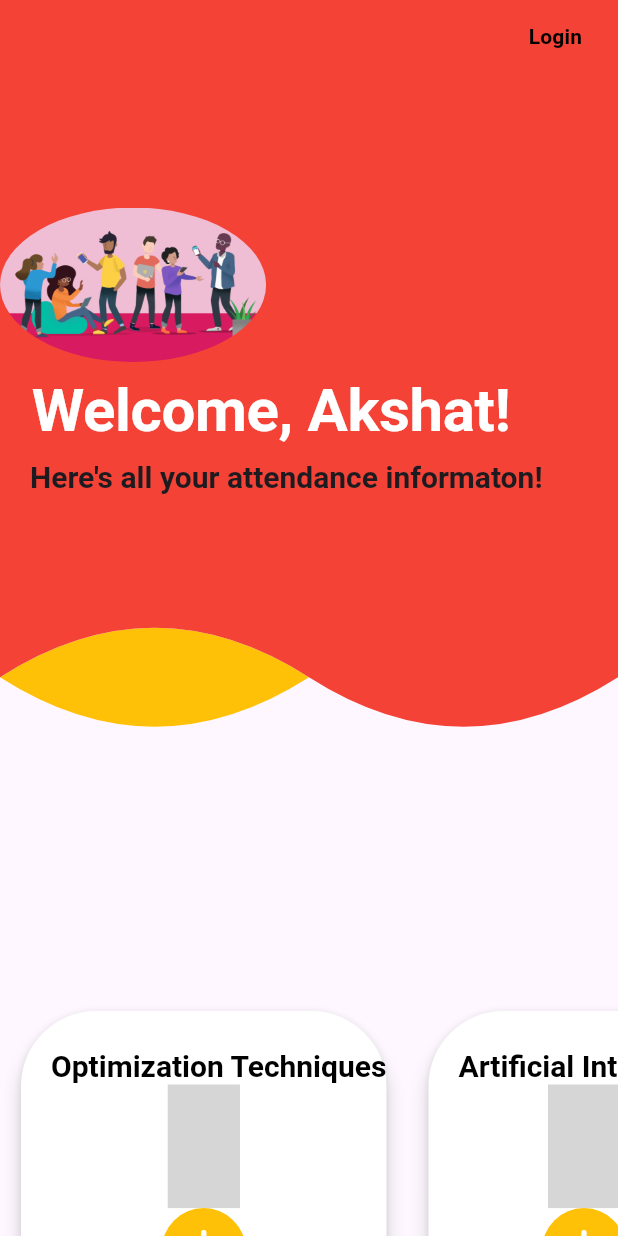
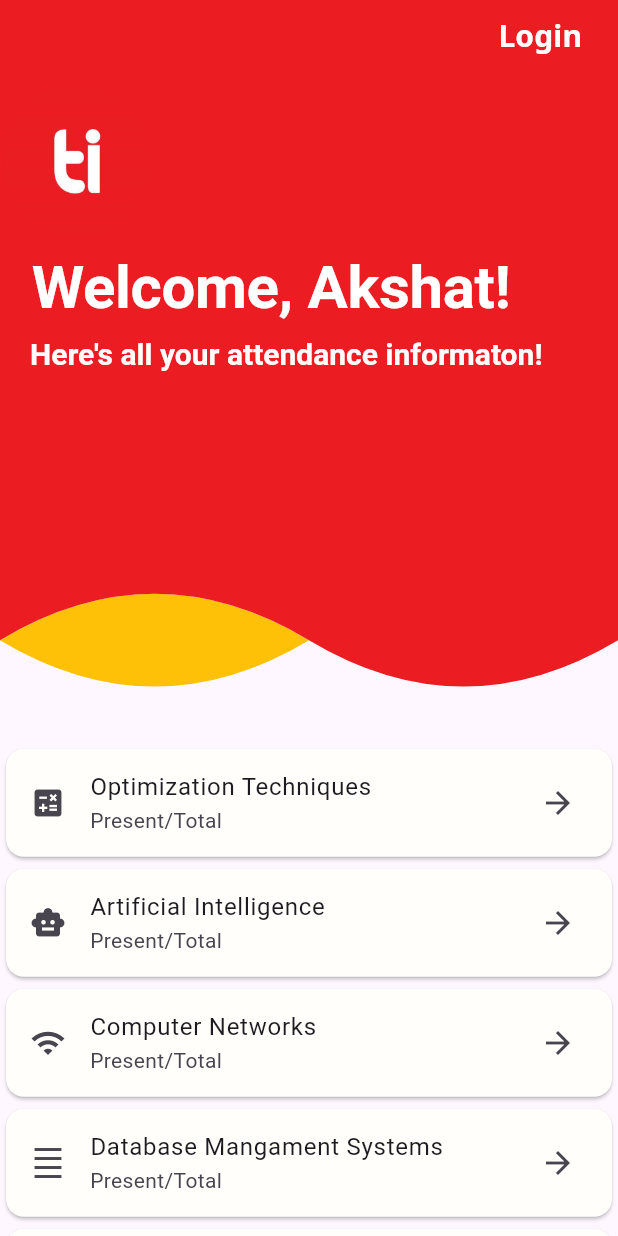
Before and after one commit to arkchs/attendance-tracker, a Flutter app: the screen it shows after launch, on a phone screen of 412 x 824 dp. Run offline on Flutter 3.47's test engine with Material 3 defaults, Android fonts, the light colour scheme and no system bars; drawn by our look-alikes of auto_size_text; our stand-ins replace firebase_auth, firebase_core, fl_chart, go_router, google_fonts; missing offline and left inert: awesome_circular_chart, firebase_ui_auth; accounts and stored records are empty; grey boxes are pictures that could not be loaded.

Commit message:
fixing-ui

```diff
--- a/lib/Card.dart
+++ /dev/null
@@ -1,151 +0,0 @@
-import 'package:flutter/material.dart';
-import 'package:awesome_circular_chart/awesome_circular_chart.dart';
-
-class CustomCard extends StatefulWidget {
-  CustomCard({super.key});
-
-  @override
-  State<CustomCard> createState() => _CustomCardState();
-}
-
-class _CustomCardState extends State<CustomCard> {
-  List<String> s = [
-    'Optimization Techniques',
-    'Artificial Intelligence',
-    'Design and Analysis Of Algorithms',
-    'DataBase Management Systems',
-    'Computer Networks',
-    'Software Engineering',
-  ];
-
-       final List<GlobalKey<AnimatedCircularChartState>> _chartKey =
-         [GlobalKey<AnimatedCircularChartState>(),GlobalKey<AnimatedCircularChartState>(),
-         GlobalKey<AnimatedCircularChartState>(),GlobalKey<AnimatedCircularChartState>(),
-         GlobalKey<AnimatedCircularChartState>(),GlobalKey<AnimatedCircularChartState>()];
-    List<CircularStackEntry> data = <CircularStackEntry>[
-        const CircularStackEntry(
-        <CircularSegmentEntry>[
-           CircularSegmentEntry(0.0, Colors.amber, rankKey: 'Absent'),
-           CircularSegmentEntry(65, Colors.green, rankKey: 'Total'),
-        ],
-        rankKey: 'Attendance Ranks',
-      ),
-
-
-      /*The only change to be made further is to make individual lists of the following data to enable it to
-      be mapped to a different widget in the listView.builder entry*/
-
-
-
-
-      //  CircularStackEntry(
-      //   <CircularSegmentEntry>[
-      //      CircularSegmentEntry(500, Colors.amber, rankKey: 'Absent'),
-      //      CircularSegmentEntry(1000.0, Colors.green, rankKey: 'Present'),
-      //   ],
-      //   rankKey: 'Attendance Ranks',
-      // ),
-      //  CircularStackEntry(
-      //   <CircularSegmentEntry>[
-      //      CircularSegmentEntry(500, Colors.amber, rankKey: 'Absent'),
-      //      CircularSegmentEntry(1000.0, Colors.green, rankKey: 'Present'),
-      //   ],
-      //   rankKey: 'Attendance Ranks',
-      // ),
-      //  CircularStackEntry(
-      //   <CircularSegmentEntry>[
-      //      CircularSegmentEntry(500.0, Colors.amber, rankKey: 'Absent'),
-      //      CircularSegmentEntry(1000.0, Colors.green, rankKey: 'Present'),
-      //   ],
-      //   rankKey: 'Attendance Ranks',
-      // ),
-      //  CircularStackEntry(
-      //   <CircularSegmentEntry>[
-      //      CircularSegmentEntry(500.0, Colors.amber, rankKey: 'Absent'),
-      //      CircularSegmentEntry(1000.0, Colors.green, rankKey: 'Present'),
-      //   ],
-      //   rankKey: 'Attendance Ranks',
-      // ),
-      //  CircularStackEntry(
-      //   <CircularSegmentEntry>[
-      //      CircularSegmentEntry(500.0, Colors.amber, rankKey: 'Absent'),
-      //      CircularSegmentEntry(1000.0, Colors.green, rankKey: 'Present'),
-      //   ],
-      //   rankKey: 'Attendance Ranks',
-      // ),
-    ];
-
-
-  @override
-  Widget build(BuildContext context) {
-    void _decrement(int index)
-    {
-      var absent_value=data[index].entries[0].value+1;
-      data[index]=CircularStackEntry(
-        <CircularSegmentEntry>[
-           CircularSegmentEntry(absent_value, Colors.amber, rankKey: 'Absent'),
-           CircularSegmentEntry(65, Colors.green, rankKey: 'Total'),
-        ],
-        rankKey: 'Attendance Ranks',
-      );
-      setState(() {
-        _chartKey[index].currentState?.updateData(data);
-      });
-    }
-    Size Screen = MediaQuery.of(context).size;
-    return ListView.builder(
-      scrollDirection: Axis.horizontal,
-      itemCount: s.length,
-      itemBuilder: (context, index) {
-        return Padding(
-          padding: const EdgeInsets.all(10),
-          child: Card(
-            shape: RoundedRectangleBorder(
-                borderRadius:BorderRadius.circular(50) ),
-            elevation: 5,
-            color: Colors.white,
-            child: Column(
-              children: [
-                Container(
-                  // decoration: BoxDecoration(
-                  //   gradient: LinearGradient(
-                  //     colors: [
-                  //       Colors.white,
-                  //       Colors.amber.shade100,
-                  //     ],
-                  //     begin: Alignment.topLeft,
-                  //     end: Alignment.bottomRight,
-                  //   ),
-                  // ),
-                  child: Padding(
-                    padding: const EdgeInsets.only(left: 20, top: 25),
-                    child: Text(
-                      s[index],
-                      style: Theme.of(context).textTheme.displaySmall?.copyWith(color: Colors.black),
-                    ),
-                  ),
-                ),
-                SizedBox(
-                  height: Screen.height*0.1,
-                  child: Center(
-                    child: AnimatedCircularChart(
-                      key: _chartKey[index],
-                      size: Size(180,180),
-                      initialChartData: data,
-                      chartType: CircularChartType.Radial,
-                    ),
-                  ),
-                ),
-                Row(
-                  children: [
-                    IconButton.filled(onPressed: () => {setState(() => _decrement(index))}, style: ButtonStyle(backgroundColor: MaterialStatePropertyAll(Colors.amber)), icon: Icon(Icons.arrow_downward_rounded), color: Colors.white, iconSize: 40,),
-                  ],
-                ),
-              ],
-            ),
-          ),
-        );
-      },
-    );
-  }
-}
--- a/lib/HomePage.dart
+++ b/lib/HomePage/HomePage.dart
@@ -1,10 +1,10 @@
 import 'package:attendance_tracker/app_state.dart';
+import 'package:attendance_tracker/HomePage/card.dart';
 import 'package:attendance_tracker/src/authentication.dart';
 import 'package:firebase_auth/firebase_auth.dart';
 import 'package:flutter/material.dart';
 import 'package:auto_size_text/auto_size_text.dart';
 import 'package:provider/provider.dart';
-import 'Card.dart';
 
 class HomePage extends StatelessWidget {
   const HomePage({super.key});
@@ -13,7 +13,7 @@ class HomePage extends StatelessWidget {
     Size ScreenSize = MediaQuery.of(context).size;
     return Scaffold(
       appBar: AppBar(
-        backgroundColor: Colors.red,
+        backgroundColor: Color.fromRGBO(235, 28, 34,1),
         elevation: 0,
         actions: [
           Consumer<ApplicationState>(
@@ -32,7 +32,7 @@ class HomePage extends StatelessWidget {
             ClipPath(
               clipper: ClipCustomBottom(),
               child: Container(
-                height: ScreenSize.height * 0.8,
+                height: ScreenSize.height * 0.75,
                 decoration: const BoxDecoration(
                   color: Colors.amber,
                   shape: BoxShape.rectangle,
@@ -42,28 +42,37 @@ class HomePage extends StatelessWidget {
             ClipPath(
               clipper: ClipCustom(),
               child: Container(
-                height: ScreenSize.height * 0.8,
+                height: ScreenSize.height * 0.75,
                 decoration: const BoxDecoration(
-                  color: Colors.red,
+                  color: Color.fromRGBO(235, 28, 34,1),
                   shape: BoxShape.rectangle,
                 ),
               ),
             ),
-            Column(
+            infoAtTop(ScreenSize: ScreenSize),
+          ],
+        ),
+      ),
+    );
+  }
+}
+
+class infoAtTop extends StatelessWidget {
+  const infoAtTop({
+    super.key,
+    required this.ScreenSize,
+  });
+
+  final Size ScreenSize;
+
+  @override
+  Widget build(BuildContext context) {
+    return Column(
       mainAxisAlignment: MainAxisAlignment.start,
       crossAxisAlignment: CrossAxisAlignment.start,
       children: [
-                SizedBox(height: ScreenSize.height * 0.1),
         ClipOval(
-                  child: SizedBox(
-                    height: ScreenSize.height / 8,
-                    child: Container(child: Image.asset('assets/codelab.png')),
-                  ),
-                ),
-                Container(
-                  decoration: const BoxDecoration(
-                    color: Color.fromARGB(255, 211, 191, 11),
-                  ),
+          child: Image.asset('assets/tiet_logo.jpg',height: ScreenSize.height*0.125),
         ),
         Column(
           mainAxisSize: MainAxisSize.min,
@@ -73,7 +82,7 @@ class HomePage extends StatelessWidget {
               child: AutoSizeText(
                 'Welcome, Akshat!',
                 maxLines: 1,
-                        style: Theme.of(context).textTheme.displayLarge,
+                style: Theme.of(context).textTheme.displayLarge?.copyWith(color: Colors.white),
               ),
             ),
             Padding(
@@ -81,24 +90,20 @@ class HomePage extends StatelessWidget {
               child: AutoSizeText(
                 'Here\'s all your attendance informaton!',
                 maxLines: 1,
-                        style: Theme.of(context).textTheme.displaySmall,
+                style: Theme.of(context).textTheme.displaySmall?.copyWith(color: Colors.white),
               ),
             )
           ],
         ),
         SizedBox(
-                  height: ScreenSize.height * .4,
+          height: ScreenSize.height * .3,
         ),
         Container(
           alignment: Alignment.bottomLeft,
-                  height: ScreenSize.height * 0.28,
+          height: ScreenSize.height * 0.4,
           child: CustomCard(),
         ),
       ],
-            ),
-          ],
-        ),
-      ),
     );
   }
 }
--- /dev/null
+++ b/lib/HomePage/card.dart
@@ -0,0 +1,42 @@
+import 'package:flutter/material.dart';
+class CustomCard extends StatefulWidget {
+  const CustomCard({super.key});
+
+  @override
+  State<CustomCard> createState() => _CustomCardState();
+}
+
+class _CustomCardState extends State<CustomCard> {
+  List<String> subjects = [
+    'Optimization Techniques',
+    'Artificial Intelligence',
+    'Computer Networks',
+    'Database Mangament Systems',
+    'Design and Analysis of Algorithms',
+    'Software Engineering',
+  ];
+  List<IconData> icons = [
+    Icons.calculate,
+    Icons.smart_toy,
+    Icons.wifi,
+    Icons.density_small_sharp,
+    Icons.calculate,
+    Icons.delete,
+  ];
+  @override
+  Widget build(BuildContext context) {
+    return ListView.builder(
+        itemCount: subjects.length,
+        itemBuilder: (context, index) {
+          return Card(
+            color: Color.fromRGBO(255, 254, 251,1),
+            child: ListTile(
+              title: Text(subjects[index]),
+              subtitle: Text('Present/Total'),
+              leading: Icon(icons[index]),
+              trailing: Icon(Icons.arrow_forward),
+            ),
+          );
+        });
+  }
+}
--- /dev/null
+++ b/lib/constants/constants.dart
@@ -0,0 +1,23 @@
+import 'package:flutter/material.dart';
+import 'package:google_fonts/google_fonts.dart';
+
+ThemeData themeData = ThemeData(
+    primaryColor: Colors.purple,
+    textTheme: TextTheme(
+      labelMedium: GoogleFonts.notoSans(
+          fontSize: 20, fontWeight: FontWeight.bold, color: Colors.white),
+      displayLarge: const TextStyle(
+        fontSize: 40,
+        fontWeight: FontWeight.bold,
+        color: Colors.white,
+      ),
+      displaySmall: const TextStyle(
+            fontWeight: FontWeight.bold,
+            fontSize: 20,
+          )
+    ),
+    textButtonTheme: TextButtonThemeData(
+      style: ButtonStyle(
+        elevation: MaterialStateProperty.all(0),
+      ),
+    ));
--- a/lib/main.dart
+++ b/lib/main.dart
@@ -1,7 +1,8 @@
 import 'package:attendance_tracker/app_state.dart';
+import 'package:attendance_tracker/constants/constants.dart';
 import 'package:flutter/material.dart';
 import 'package:provider/provider.dart';
-import 'HomePage.dart';
+import 'HomePage/HomePage.dart';
 import 'package:firebase_ui_auth/firebase_ui_auth.dart';
 import 'package:go_router/go_router.dart';
 
@@ -13,7 +14,6 @@ void main() {
     builder: ((context, child) => const MyApp()),
   ));
 }
-// Add GoRouter configuration outside the App class
 final _router = GoRouter(
   routes: [
     GoRoute(
@@ -90,7 +90,6 @@ final _router = GoRouter(
     ),
   ],
 );
-// end of GoRouter configuration
 
 class MyApp extends StatelessWidget {
   const MyApp({super.key});
@@ -99,20 +98,8 @@ class MyApp extends StatelessWidget {
   Widget build(BuildContext context) {
     return MaterialApp.router(
       debugShowCheckedModeBanner: false,
-      theme: ThemeData(
-        textTheme: const TextTheme(
-          displayLarge: TextStyle(
-            fontSize: 40,
-            fontWeight: FontWeight.bold,
-            color: Colors.white,
-          ),
-          displaySmall: TextStyle(
-            fontWeight: FontWeight.bold,
-            fontSize: 20,
-          )
-        ),
-      ),
-      routerConfig: _router,
+      theme: themeData,
+      routerConfig:_router,
     );
   }
 }
--- a/lib/src/authentication.dart
+++ b/lib/src/authentication.dart
@@ -1,3 +1,4 @@
+import 'package:attendance_tracker/constants/constants.dart';
 import 'package:flutter/material.dart';
 import 'package:go_router/go_router.dart';
 
@@ -11,6 +12,8 @@ class AuthFunc extends StatelessWidget {
   final void Function() signOut;
   @override
   Widget build(BuildContext context) {
+    TextTheme textThemeData = themeData.textTheme;
+    TextButtonThemeData buttonStyle=themeData.textButtonTheme;
     return Row(
       children: [
         Padding(
@@ -19,21 +22,19 @@ class AuthFunc extends StatelessWidget {
             onPressed: () {
               !isAuthenticated ? context.push('/sign-in') : signOut();
             },
+            style: ButtonStyle(
+              elevation: buttonStyle.style?.elevation,
+              backgroundColor: MaterialStatePropertyAll(Color.fromRGBO(235, 28, 34,1)),
+            ),
             child: !isAuthenticated
-                ? const Text(
+                ? Text(
                     'Login',
-                    style: TextStyle(
-                        color: Colors.black, fontWeight: FontWeight.bold),
+                    style: textThemeData.labelMedium,
                   )
-                : const Text(
+                : Text(
                     'Logout',
-                    style: TextStyle(
-                        color: Colors.black, fontWeight: FontWeight.bold),
+                    style: textThemeData.labelMedium,
                   ),
-            style: ButtonStyle(
-              backgroundColor: MaterialStatePropertyAll(Colors.red),
-              elevation: MaterialStatePropertyAll(0),
-            ),
           ),
         ),
         Visibility(
--- a/pubspec.yaml
+++ b/pubspec.yaml
@@ -46,6 +46,8 @@ dependencies:
   cloud_firestore: ^4.17.0
   provider: ^6.1.2
   firebase_ui_auth: ^1.13.1
+  fl_chart: ^0.67.0
+  google_fonts: ^6.2.1
 
 dev_dependencies:
   flutter_test:
```
Also changed, not shown: lib/DonutChart.dart (added, +86 -0 lines), assets/tiet_logo.jpg (added), pubspec.lock, 1 other file. Lines whose indentation alone changed are shown as unchanged.
